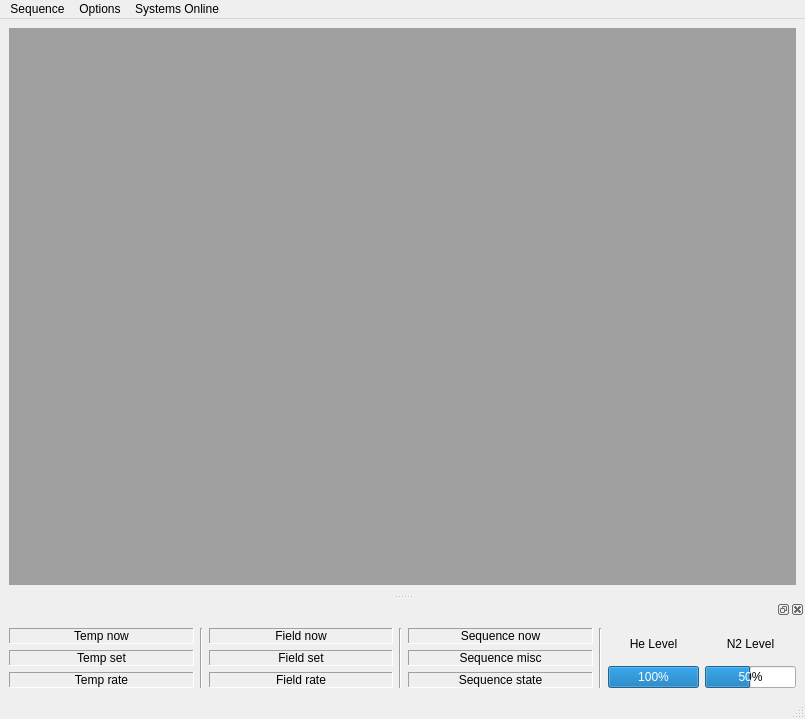
Above: configurations/Cryostat GUI.ui from Cryostat-GUI/Cryostat-GUI before the change. Below: the same form after it.
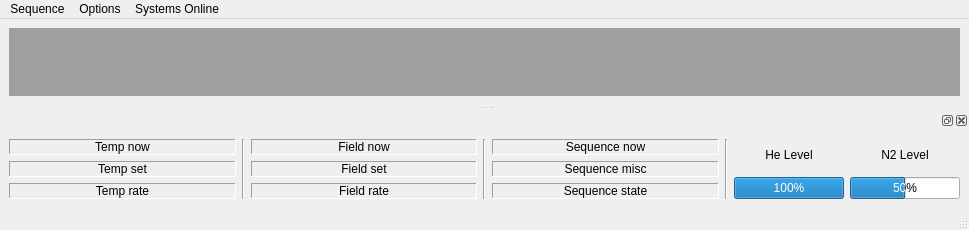
That is the form after the change.

Patch:
```diff
--- a/configurations/Cryostat GUI.ui
+++ b/configurations/Cryostat GUI.ui
@@ -6,8 +6,8 @@
    <rect>
     <x>0</x>
     <y>0</y>
-    <width>805</width>
-    <height>719</height>
+    <width>969</width>
+    <height>229</height>
    </rect>
   </property>
   <property name="windowTitle">
@@ -46,7 +46,7 @@
     <rect>
      <x>0</x>
      <y>0</y>
-     <width>805</width>
+     <width>969</width>
      <height>21</height>
     </rect>
    </property>
```
